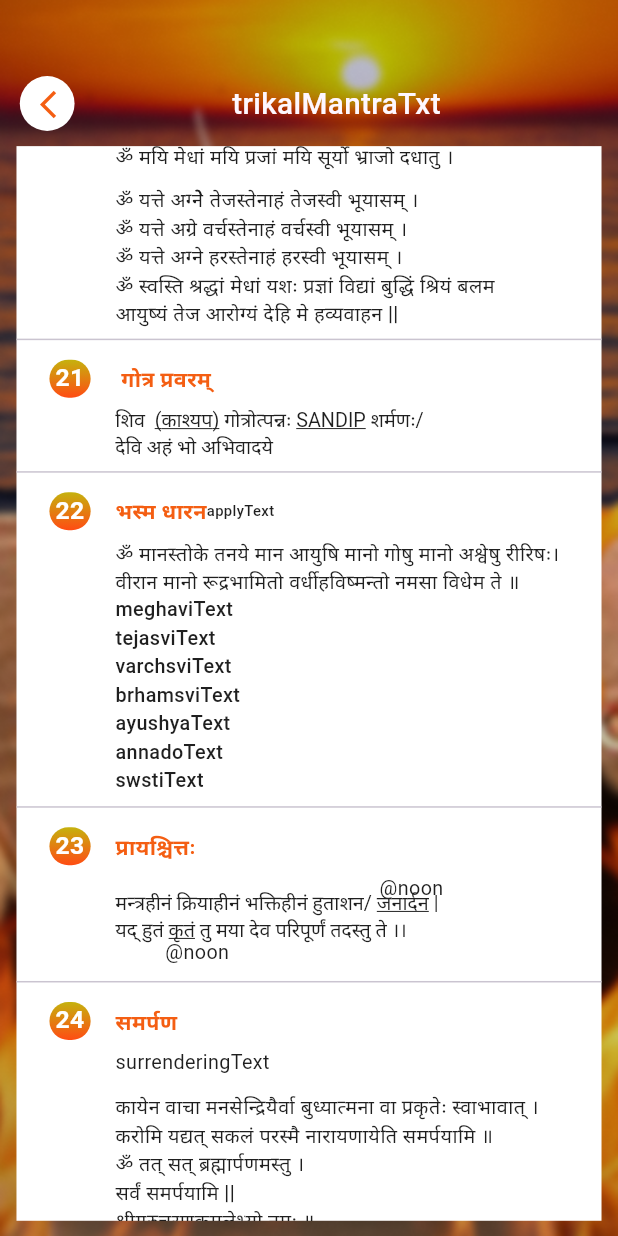
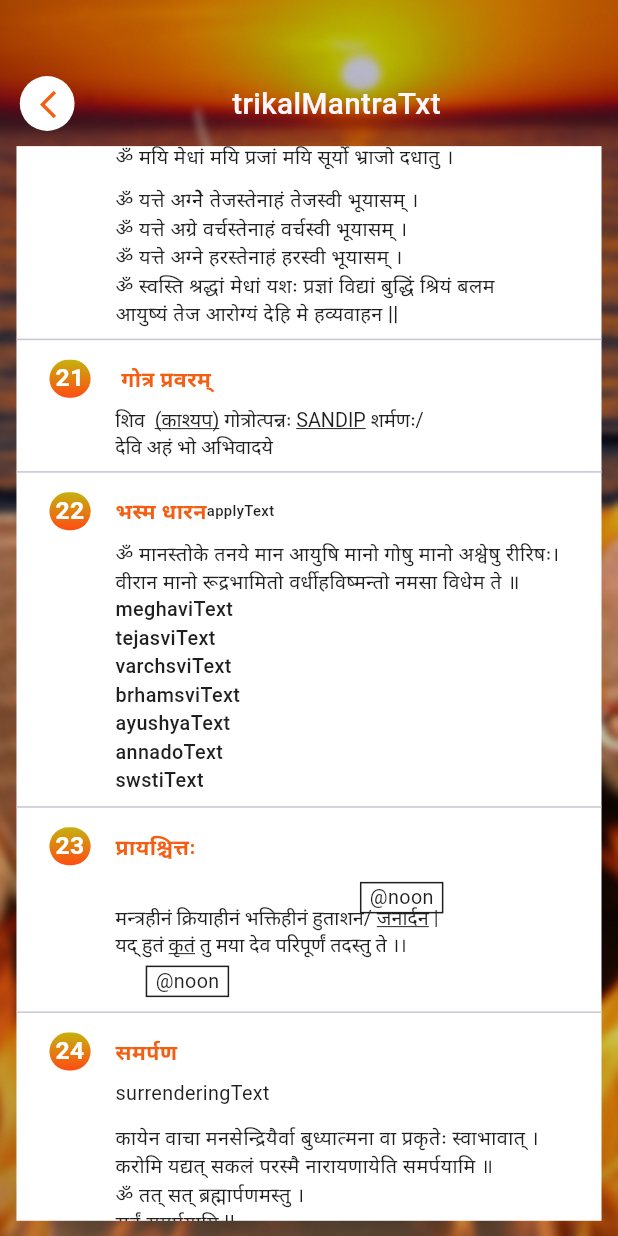
Before and after one commit to avadhworkzone/agnihotra, a Flutter app: the TrikalSandhyaMantra screen opened directly, scrolled down 2880 dp, on a phone screen of 412 x 824 dp. Run offline on Flutter 3.47's test engine with Material 3 defaults, Android fonts, the phone set to English and light mode, and no system bars; our stand-ins replace flutter_screenutil, flutter_svg, fluttertoast, geocoding, geolocator, get and 4 more; missing offline and left inert: flutter_google_places, google_api_headers, google_maps_webservice; accounts and stored records are empty; generated files the repository leaves out were written again; network calls fail; Roboto replaces fonts that are missing (Poppins-Regular).

Commit message:
desgin and slock issue solved

```diff
--- a/lib/l10n/app_en.arb
+++ b/lib/l10n/app_en.arb
@@ -96,7 +96,7 @@
    "surrenderingText":"(Surrendering all our actions thought & their results,\noffering water)",
    "roundText":"प्राणायामे विनियोगः (5 Round)",
    "eastText":"सन्ध्यायै नमः  - East",
-   "southText":"सावित्रे नमः  - South",
+   "southText":"सावित्रै नमः  - South",
    "gaytrenamText":"गायत्रै नमः  - West",
    "sarswateyText":"सरस्वत्यै नमः  - North",
    "sarvabyaText":"सर्वाभ्यो देवताभ्यो नमः  - East",
@@ -105,7 +105,7 @@
    "anumatveText":"ॐ अनुमतेन्वमंस्ताः ॥ \n(pronounce as : अनुमतेन्वमग्गुस्ताः)",
    "sarswateProText":"ॐ सरस्वतेन्वमंस्ताः ||\n(pronounce as  : सरस्वतेन्वमग्गुस्ताः)",
    "applyText":"(Apply Ashes)",
-   "meghaviText":"मेधावी भूयासम\t  On fore head(third eye)",
+   "meghaviText":"मेधावी भूयासम्\t  On fore head(third eye)",
    "tejasviText":"तेजस्वी भूयासम् \t  On Chest (Heart region)",
    "varchsviText":"वर्चस्वी भूयासम् \t  Right Shoulder",
    "brhamsviText":"ब्रह्मवर्चस्वी भूयासम\t Left Shoulder",
--- a/lib/l10n/app_gu.arb
+++ b/lib/l10n/app_gu.arb
@@ -97,7 +97,7 @@
   "surrenderingText":"(આપણી બધી ક્રિયાઓ વિચાર અને તેના પરિણામોને સમર્પણ,\nકોઈ પાણીની ઓફર કરવી)",
   "roundText":"प्राणायामे विनियोगः (5 રાઉન્ડ)",
   "eastText":"सन्ध्यायै नमः  - પૂર્વીય",
-  "southText":"सावित्रे नमः  - દક્ષિણ",
+  "southText":"सावित्रै नमः  - દક્ષિણ",
   "gaytrenamText":"गायत्रै नमः  - પશ્ચિમ",
   "sarswateyText":"सरस्वत्यै नमः  - ઉત્તર",
   "sarvabyaText":"सर्वाभ्यो देवताभ्यो नमः  - પૂર્વીય",
@@ -106,7 +106,7 @@
   "anumatveText":"ॐ अनुमतेन्वमंस्ताः ॥ \n(તરીકે ઉચ્ચારવામાં આવે છે : अनुमतेन्वमग्गुस्ताः)",
   "sarswateProText":"ॐ सरस्वतेन्वमंस्ताः ||\n(તરીકે ઉચ્ચારવામાં આવે છે  : सरस्वतेन्वमग्गुस्ताः)",
   "applyText":"(એશ લાગુ કરો)",
-  "meghaviText":"मेधावी भूयासम\t આગળના માથા પર (ત્રીજી આંખ)",
+  "meghaviText":"मेधावी भूयासम्\t આગળના માથા પર (ત્રીજી આંખ)",
   "tejasviText":"तेजस्वी भूयासम् \t  છાતી પર (હૃદય ક્ષેત્ર)",
   "varchsviText":"वर्चस्वी भूयासम् \t જમણો ખભા",
   "brhamsviText":"ब्रह्मवर्चस्वी भूयासम\t ડાબા ખભા",
--- a/lib/l10n/app_hi.arb
+++ b/lib/l10n/app_hi.arb
@@ -96,16 +96,16 @@
   "surrenderingText":"(हमारे सभी कार्यों, विचारों और उनके परिणामों को समर्पित करते हुए,\nजल अर्पित करते हुए)",
   "roundText":"प्राणायामे विनियोगः (5 राउंड)",
   "eastText":"सन्ध्यायै नमः  - पूर्व",
-  "southText":"सावित्रे नमः  - दक्षिण",
+  "southText":"सावित्रै नमः  - दक्षिण",
   "gaytrenamText":"गायत्रै नमः  - पश्चिम",
   "sarswateyText":"सरस्वत्यै नमः  - उत्तर",
   "sarvabyaText":"सर्वाभ्यो देवताभ्यो नमः  - पूर्व",
-  "kamkarshitText":"कामोकार्षीत मन्युकार्षीत नमो नमः   - पूर्व",
+  "kamkarshitText":"कामोकार्षीत मन्युकार्षीत नमो नमः  - पूर्व",
   "aditeText":"ॐ अदितेन्वमंस्ताः ॥ \n(इस प्रकार उच्चारित करें : अदितेन्वमग्गुस्ताः)",
   "anumatveText":"ॐ अनुमतेन्वमंस्ताः ॥ \n(इस प्रकार उच्चारित करें : अनुमतेन्वमग्गुस्ताः)",
   "sarswateProText":"ॐ सरस्वतेन्वमंस्ताः ||\n(इस प्रकार उच्चारित करें  : सरस्वतेन्वमग्गुस्ताः)",
   "applyText":"(परख लागू करें)",
-  "meghaviText":"मेधावी भूयासम\t सामने सिर पर (तीसरी आँख)",
+  "meghaviText":"मेधावी भूयासम्\t सामने सिर पर (तीसरी आँख)",
   "tejasviText":"तेजस्वी भूयासम् \t  छाती पर (हृदय क्षेत्र)",
   "varchsviText":"वर्चस्वी भूयासम् \t दायां कंधा",
   "brhamsviText":"ब्रह्मवर्चस्वी भूयासम\t बायाँ कंधा",
--- a/lib/localization/en.dart
+++ b/lib/localization/en.dart
@@ -44,7 +44,7 @@ Map<String,String> en= {
   "meditationTxt":"Meditation Bell",
   "ringsTxt":"rings bell at time of this app",
   "countDownTxt":"Display Countdown",
-  " countDownClockTxt":"display countdown or clock in center",
+  "countDownClockTxt":"display countdown or clock in center",
   "reminderTxt":"Reminders",
   "setReminderTxt":"set reminders for this app",
   "resetBtnTxt":"Reset",
@@ -97,7 +97,7 @@ Map<String,String> en= {
   "surrenderingText":"(Surrendering all our actions thought & their results,\noffering water)",
   "roundText":"प्राणायामे विनियोगः (5 Round)",
   "eastText":"सन्ध्यायै नमः  - East",
-  "southText":"सावित्रे नमः  - South",
+  "southText":"सावित्रै नमः  - South",
   "gaytrenamText":"गायत्रै नमः  - West",
   "sarswateyText":"सरस्वत्यै नमः  - North",
   "sarvabyaText":"सर्वाभ्यो देवताभ्यो नमः  - East",
@@ -106,7 +106,7 @@ Map<String,String> en= {
   "anumatveText":"ॐ अनुमतेन्वमंस्ताः ॥ \n(pronounce as : अनुमतेन्वमग्गुस्ताः)",
   "sarswateProText":"ॐ सरस्वतेन्वमंस्ताः ||\n(pronounce as  : सरस्वतेन्वमग्गुस्ताः)",
   "applyText":"(Apply Ashes)",
-  "meghaviText":"मेधावी भूयासम\t  On fore head(third eye)",
+  "meghaviText":"मेधावी भूयासम्\t  On fore head(third eye)",
   "tejasviText":"तेजस्वी भूयासम् \t  On Chest (Heart region)",
   "varchsviText":"वर्चस्वी भूयासम् \t  Right Shoulder",
   "brhamsviText":"ब्रह्मवर्चस्वी भूयासम\t Left Shoulder",
--- a/lib/localization/gu.dart
+++ b/lib/localization/gu.dart
@@ -96,16 +96,16 @@ Map<String,String> gu = {
   "surrenderingText":"(આપણી બધી ક્રિયાઓ વિચાર અને તેના પરિણામોને સમર્પણ,\nકોઈ પાણીની ઓફર કરવી)",
   "roundText":"प्राणायामे विनियोगः (5 રાઉન્ડ)",
   "eastText":"सन्ध्यायै नमः  - પૂર્વીય",
-  "southText":"सावित्रे नमः  - દક્ષિણ",
+  "southText":"सावित्रै नमः  - દક્ષિણ",
   "gaytrenamText":"गायत्रै नमः  - પશ્ચિમ",
   "sarswateyText":"सरस्वत्यै नमः  - ઉત્તર",
   "sarvabyaText":"सर्वाभ्यो देवताभ्यो नमः  - પૂર્વીય",
-  "kamkarshitText":"कामोकार्षीत मन्युकार्षीत नमो नमः   - પૂર્વીય",
+  "kamkarshitText":"कामोकार्षीत मन्युकार्षीत नमो नमः  - પૂર્વીય",
   "aditeText":"ॐ अदितेन्वमंस्ताः ॥ \n(તરીકે ઉચ્ચારવામાં આવે છે : अदितेन्वमग्गुस्ताः)",
   "anumatveText":"ॐ अनुमतेन्वमंस्ताः ॥ \n(તરીકે ઉચ્ચારવામાં આવે છે : अनुमतेन्वमग्गुस्ताः)",
   "sarswateProText":"ॐ सरस्वतेन्वमंस्ताः ||\n(તરીકે ઉચ્ચારવામાં આવે છે  : सरस्वतेन्वमग्गुस्ताः)",
   "applyText":"(એશ લાગુ કરો)",
-  "meghaviText":"मेधावी भूयासम\t આગળના માથા પર (ત્રીજી આંખ)",
+  "meghaviText":"मेधावी भूयासम्\t આગળના માથા પર (ત્રીજી આંખ)",
   "tejasviText":"तेजस्वी भूयासम् \t  છાતી પર (હૃદય ક્ષેત્ર)",
   "varchsviText":"वर्चस्वी भूयासम् \t જમણો ખભા",
   "brhamsviText":"ब्रह्मवर्चस्वी भूयासम\t ડાબા ખભા",
--- a/lib/localization/hi.dart
+++ b/lib/localization/hi.dart
@@ -97,7 +97,7 @@ Map<String,String> hi = {
   "surrenderingText":"(हमारे सभी कार्यों, विचारों और उनके परिणामों को समर्पित करते हुए,\nजल अर्पित करते हुए)",
   "roundText":"प्राणायामे विनियोगः (5 राउंड)",
   "eastText":"सन्ध्यायै नमः  - पूर्व",
-  "southText":"सावित्रे नमः  - दक्षिण",
+  "southText":"सावित्रै नमः  - दक्षिण",
   "gaytrenamText":"गायत्रै नमः  - पश्चिम",
   "sarswateyText":"सरस्वत्यै नमः  - उत्तर",
   "sarvabyaText":"सर्वाभ्यो देवताभ्यो नमः  - पूर्व",
@@ -106,7 +106,7 @@ Map<String,String> hi = {
   "anumatveText":"ॐ अनुमतेन्वमंस्ताः ॥ \n(इस प्रकार उच्चारित करें : अनुमतेन्वमग्गुस्ताः)",
   "sarswateProText":"ॐ सरस्वतेन्वमंस्ताः ||\n(इस प्रकार उच्चारित करें  : सरस्वतेन्वमग्गुस्ताः)",
   "applyText":"(परख लागू करें)",
-  "meghaviText":"मेधावी भूयासम\t सामने सिर पर (तीसरी आँख)",
+  "meghaviText":"मेधावी भूयासम्\t सामने सिर पर (तीसरी आँख)",
   "tejasviText":"तेजस्वी भूयासम् \t  छाती पर (हृदय क्षेत्र)",
   "varchsviText":"वर्चस्वी भूयासम् \t दायां कंधा",
   "brhamsviText":"ब्रह्मवर्चस्वी भूयासम\t बायाँ कंधा",
--- a/lib/view/mantra_menu_screen/trikal_sandhya_mantra_screen.dart
+++ b/lib/view/mantra_menu_screen/trikal_sandhya_mantra_screen.dart
@@ -659,7 +659,7 @@ class _TrikalSandhyaMantraState extends State<TrikalSandhyaMantra> {
                                       horizontalPadding: 0),
                                   commonRowWidget(
                                       secondTitle:
-                                          'आकाशात् पतितं तोयं यथा गच्छति सागरम् ।\nसर्वादेवनमस्कारः केशवं प्रतिगच्छति ॥',
+                                          'आकाशात् पतितं तोयं यथा गच्छति सागरम् । \nसर्वदेवनमस्कारः केशवं प्रतिगच्छति ॥',
                                       verticalPadding: 0,
                                       fontWeight: FontWeight.w500,
                                       fontSize: 12.sp,
@@ -745,7 +745,7 @@ class _TrikalSandhyaMantraState extends State<TrikalSandhyaMantra> {
                                 children: [
                                   commonRowWidget(
                                       secondTitle:
-                                          'ॐ भूरग्नये प्राणाय स्वाः |\nॐ भुवर्वायवे र्अपानाय स्वाः ।',
+                                          'ॐ भूरग्नये प्राणाय स्वाः |\nॐ भुवर्वायवे अपानाय स्वाः ।',
                                       verticalPadding: 0,
                                       fontWeight: FontWeight.w500,
                                       fontSize: 12.sp,
@@ -764,7 +764,7 @@ class _TrikalSandhyaMantraState extends State<TrikalSandhyaMantra> {
                           const Divider(),
                           commonRowWidget(
                               number: '18',
-                              firstTitle: 'समिदाधानम  ',
+                              firstTitle: 'समिदाधानम्  ',
                               secondTitle: StringUtils.timeText,
                               fontWeight: FontWeight.w500,
                               fontSize: 9.sp),
@@ -858,7 +858,7 @@ class _TrikalSandhyaMantraState extends State<TrikalSandhyaMantra> {
                                 children: [
                                   commonRowWidget(
                                       secondTitle:
-                                          'ॐ मयि मेधां मयि प्रजां मय्यग्निस्तेजो दधातु । \nॐ मयि मेधां मयि प्रजां मयीन्द्र इन्द्रियं दधातु ।',
+                                          'ॐ मयि मेधां मयि प्रजां मय्यग्निस्तेजो दधातु ।  \nॐ मयि मेधां मयि प्रजां मयीन्द्र इन्द्रियं दधातु ।',
                                       verticalPadding: 0,
                                       fontWeight: FontWeight.w500,
                                       fontSize: 12.sp,
@@ -1062,16 +1062,22 @@ class _TrikalSandhyaMantraState extends State<TrikalSandhyaMantra> {
                                         right: 130.w,
                                         child: Row(
                                           children: [
-                                            CustomText(
-                                              '@noon',
+                                            Container(
+                                              padding: EdgeInsets.symmetric(horizontal: 5.w),
+                                              decoration: BoxDecoration(
+                                                border: Border.all(color: ColorUtils.black),
+                                              ),
+                                              child: CustomText(
+                                                '@noon',
                                                 fontSize: 12.sp,
                                                 color: ColorUtils.black,
+                                              ),
                                             ),
                                           ],
                                         ),
                                       ),
                                       Padding(
-                                        padding:EdgeInsets.only(top: 10.h),
+                                        padding:EdgeInsets.only(top: 20.h,bottom: 10.h),
                                         child: RichText(
                                           text: TextSpan(
                                             text: 'मन्त्रहीनं क्रियाहीनं भक्तिहीनं हुताशन/ ',
@@ -1115,13 +1121,19 @@ class _TrikalSandhyaMantraState extends State<TrikalSandhyaMantra> {
                                         ),
                                       ),
                                       Positioned(
-                                        bottom: 44.h,
+                                        bottom: 57.h,
                                         child: Row(
                                           children: [
-                                            CustomText(
-                                              '@noon',
-                                              fontSize: 12.sp,
-                                              color: ColorUtils.black,
+                                            Container(
+                                              padding: EdgeInsets.symmetric(horizontal: 5.w),
+                                              decoration: BoxDecoration(
+                                                border: Border.all(color: ColorUtils.black),
+                                              ),
+                                              child: CustomText(
+                                                '@noon',
+                                                fontSize: 12.sp,
+                                                color: ColorUtils.black,
+                                              ),
                                             ),
                                           ],
                                         ),
--- a/lib/viewModel/settings_controller.dart
+++ b/lib/viewModel/settings_controller.dart
@@ -1,6 +1,19 @@
 import 'package:get/get.dart';
 
 class SettingScreenController extends GetxController{
+  RxBool on = false.obs;
+  void toggle() => on.value = on.value ? false : true;
 
+  RxBool on1 = false.obs;
+  void toggle1() => on1.value = on1.value ? false : true;
+
+  RxBool on2 = false.obs;
+  void toggle2() => on2.value = on2.value ? false : true;
+
+  RxBool on3 = false.obs;
+  void toggle3() => on3.value = on3.value ? false : true;
+
+  RxBool on4 = false.obs;
+  void toggle4() => on4.value = on4.value ? false : true;
 
 }
```
Also changed, not shown: lib/countdown.dart (added, +64 -0 lines), lib/view/google_map_screen/integrate_google_map.dart (+3 -11 lines), lib/view/mantra_menu_screen/mantra_screen.dart (+16 -7 lines), lib/view/setting_screen/setting_screen.dart (+25 -38 lines), lib/view/sunrise_sunset_screen/sunrise_sunset_screen.dart (+6 -10 lines).
